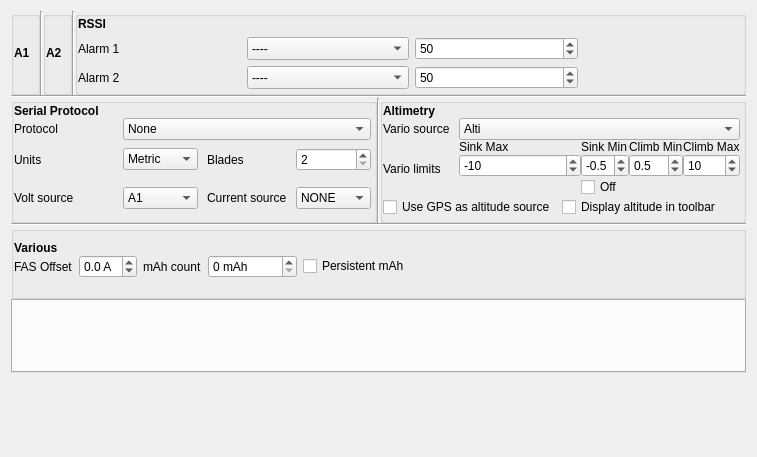
This is companion/src/modeledit/telemetry.ui in opentx/opentx as Qt 5 draws it before an edit. The edited form follows.
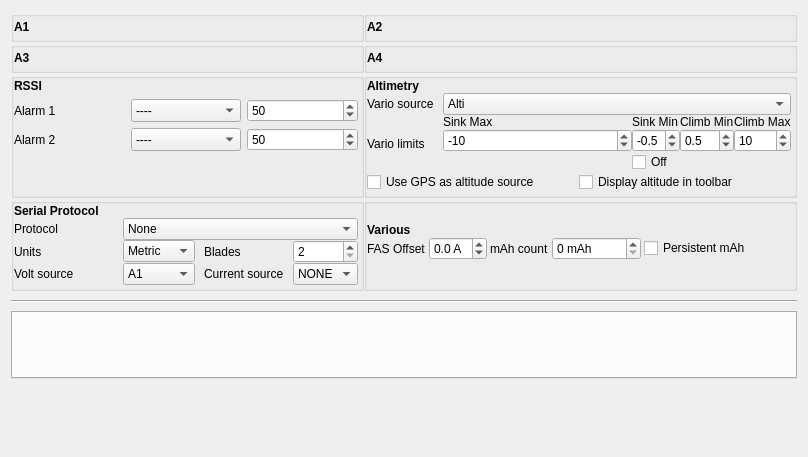
This is the edited form.

What changed in the file:
```diff
--- a/companion/src/modeledit/telemetry.ui
+++ b/companion/src/modeledit/telemetry.ui
@@ -13,16 +13,13 @@
   <property name="windowTitle">
    <string/>
   </property>
-  <layout class="QVBoxLayout" name="verticalLayout" stretch="0,0,0,0,0,0,0">
+  <layout class="QVBoxLayout" name="verticalLayout" stretch="0,0,0,0">
    <property name="spacing">
     <number>0</number>
    </property>
    <item>
-    <layout class="QHBoxLayout" name="horizontalLayout_14" stretch="0,0,0,0,0">
-     <property name="sizeConstraint">
-      <enum>QLayout::SetMinimumSize</enum>
-     </property>
-     <item>
+    <layout class="QGridLayout" name="gridLayout_2">
+     <item row="1" column="0">
       <widget class="QGroupBox" name="A1GB">
        <property name="sizePolicy">
         <sizepolicy hsizetype="Preferred" vsizetype="Preferred">
@@ -68,19 +65,12 @@
        </layout>
       </widget>
      </item>
-     <item>
-      <widget class="Line" name="line">
-       <property name="orientation">
-        <enum>Qt::Vertical</enum>
-       </property>
-      </widget>
-     </item>
-     <item>
-      <widget class="QGroupBox" name="A2GB">
+     <item row="2" column="1">
+      <widget class="QGroupBox" name="A4GB">
        <property name="flat">
         <bool>false</bool>
        </property>
-       <layout class="QVBoxLayout" name="A2Layout">
+       <layout class="QVBoxLayout" name="A4Layout">
         <property name="leftMargin">
          <number>0</number>
         </property>
@@ -94,7 +84,7 @@
          <number>3</number>
         </property>
         <item>
-         <widget class="QLabel" name="label_6">
+         <widget class="QLabel" name="label_9">
           <property name="font">
            <font>
             <weight>75</weight>
@@ -102,229 +92,45 @@
            </font>
           </property>
           <property name="text">
-           <string>A2</string>
+           <string>A4</string>
           </property>
          </widget>
         </item>
        </layout>
       </widget>
      </item>
-     <item>
-      <widget class="Line" name="line_2">
-       <property name="orientation">
-        <enum>Qt::Vertical</enum>
-       </property>
-      </widget>
-     </item>
-     <item>
-      <widget class="QGroupBox" name="RSSIGB">
+     <item row="2" column="0">
+      <widget class="QGroupBox" name="A3GB">
        <property name="sizePolicy">
         <sizepolicy hsizetype="Preferred" vsizetype="Preferred">
          <horstretch>0</horstretch>
          <verstretch>0</verstretch>
         </sizepolicy>
        </property>
-       <property name="flat">
-        <bool>false</bool>
-       </property>
-       <layout class="QGridLayout" name="gridLayout_7">
-        <property name="leftMargin">
-         <number>0</number>
-        </property>
-        <property name="topMargin">
-         <number>0</number>
-        </property>
-        <property name="rightMargin">
-         <number>3</number>
-        </property>
-        <property name="bottomMargin">
-         <number>3</number>
-        </property>
-        <item row="1" column="3">
-         <spacer name="horizontalSpacer_2">
-          <property name="orientation">
-           <enum>Qt::Horizontal</enum>
-          </property>
-          <property name="sizeHint" stdset="0">
-           <size>
-            <width>40</width>
-            <height>20</height>
-           </size>
-          </property>
-         </spacer>
-        </item>
-        <item row="3" column="1">
-         <spacer name="verticalSpacer_16">
-          <property name="orientation">
-           <enum>Qt::Vertical</enum>
-          </property>
-          <property name="sizeHint" stdset="0">
-           <size>
-            <width>20</width>
-            <height>0</height>
-           </size>
-          </property>
-         </spacer>
-        </item>
-        <item row="1" column="0">
-         <widget class="QLabel" name="rssiAlarm1Label">
-          <property name="sizePolicy">
-           <sizepolicy hsizetype="MinimumExpanding" vsizetype="Minimum">
-            <horstretch>0</horstretch>
-            <verstretch>0</verstretch>
-           </sizepolicy>
-          </property>
-          <property name="minimumSize">
-           <size>
-            <width>0</width>
-            <height>0</height>
-           </size>
+       <property name="autoFillBackground">
+        <bool>true</bool>
           </property>
           <property name="styleSheet">
            <string notr="true"/>
           </property>
-          <property name="text">
-           <string>Alarm 1</string>
-          </property>
-         </widget>
-        </item>
-        <item row="1" column="1">
-         <widget class="QComboBox" name="rssiAlarm1CB">
-          <property name="sizePolicy">
-           <sizepolicy hsizetype="MinimumExpanding" vsizetype="Preferred">
-            <horstretch>0</horstretch>
-            <verstretch>0</verstretch>
-           </sizepolicy>
-          </property>
-          <item>
-           <property name="text">
-            <string>----</string>
-           </property>
-          </item>
-          <item>
-           <property name="text">
-            <string>Yellow</string>
-           </property>
-          </item>
-          <item>
-           <property name="text">
-            <string>Orange</string>
-           </property>
-          </item>
+       <property name="flat">
+        <bool>false</bool>
+       </property>
+       <layout class="QVBoxLayout" name="A3Layout">
+        <property name="leftMargin">
+         <number>0</number>
+        </property>
+        <property name="topMargin">
+         <number>0</number>
+        </property>
+        <property name="rightMargin">
+         <number>3</number>
+        </property>
+        <property name="bottomMargin">
+         <number>3</number>
+        </property>
           <item>
-           <property name="text">
-            <string>Red</string>
-           </property>
-          </item>
-         </widget>
-        </item>
-        <item row="1" column="2">
-         <widget class="QSpinBox" name="rssiAlarm1SB">
-          <property name="enabled">
-           <bool>true</bool>
-          </property>
-          <property name="sizePolicy">
-           <sizepolicy hsizetype="MinimumExpanding" vsizetype="Preferred">
-            <horstretch>0</horstretch>
-            <verstretch>0</verstretch>
-           </sizepolicy>
-          </property>
-          <property name="suffix">
-           <string/>
-          </property>
-          <property name="minimum">
-           <number>20</number>
-          </property>
-          <property name="maximum">
-           <number>80</number>
-          </property>
-          <property name="singleStep">
-           <number>1</number>
-          </property>
-          <property name="value">
-           <number>50</number>
-          </property>
-         </widget>
-        </item>
-        <item row="2" column="0">
-         <widget class="QLabel" name="rssiAlarm2Label">
-          <property name="sizePolicy">
-           <sizepolicy hsizetype="MinimumExpanding" vsizetype="Minimum">
-            <horstretch>0</horstretch>
-            <verstretch>0</verstretch>
-           </sizepolicy>
-          </property>
-          <property name="minimumSize">
-           <size>
-            <width>0</width>
-            <height>0</height>
-           </size>
-          </property>
-          <property name="text">
-           <string>Alarm 2</string>
-          </property>
-         </widget>
-        </item>
-        <item row="2" column="1">
-         <widget class="QComboBox" name="rssiAlarm2CB">
-          <property name="sizePolicy">
-           <sizepolicy hsizetype="MinimumExpanding" vsizetype="Preferred">
-            <horstretch>0</horstretch>
-            <verstretch>0</verstretch>
-           </sizepolicy>
-          </property>
-          <item>
-           <property name="text">
-            <string>----</string>
-           </property>
-          </item>
-          <item>
-           <property name="text">
-            <string>Yellow</string>
-           </property>
-          </item>
-          <item>
-           <property name="text">
-            <string>Orange</string>
-           </property>
-          </item>
-          <item>
-           <property name="text">
-            <string>Red</string>
-           </property>
-          </item>
-         </widget>
-        </item>
-        <item row="2" column="2">
-         <widget class="QSpinBox" name="rssiAlarm2SB">
-          <property name="enabled">
-           <bool>true</bool>
-          </property>
-          <property name="sizePolicy">
-           <sizepolicy hsizetype="MinimumExpanding" vsizetype="Preferred">
-            <horstretch>0</horstretch>
-            <verstretch>0</verstretch>
-           </sizepolicy>
-          </property>
-          <property name="suffix">
-           <string/>
-          </property>
-          <property name="minimum">
-           <number>20</number>
-          </property>
-          <property name="maximum">
-           <number>80</number>
-          </property>
-          <property name="singleStep">
-           <number>1</number>
-          </property>
-          <property name="value">
-           <number>50</number>
-          </property>
-         </widget>
-        </item>
-        <item row="0" column="0">
-         <widget class="QLabel" name="label_5">
+         <widget class="QLabel" name="label_8">
           <property name="font">
            <font>
             <weight>75</weight>
@@ -332,31 +138,14 @@
            </font>
           </property>
           <property name="text">
-           <string>RSSI</string>
+           <string>A3</string>
           </property>
          </widget>
         </item>
        </layout>
       </widget>
      </item>
-    </layout>
-   </item>
-   <item>
-    <widget class="Line" name="line_4">
-     <property name="orientation">
-      <enum>Qt::Horizontal</enum>
-     </property>
-    </widget>
-   </item>
-   <item>
-    <layout class="QHBoxLayout" name="horizontalLayout_13" stretch="1,0,1">
-     <property name="spacing">
-      <number>0</number>
-     </property>
-     <property name="sizeConstraint">
-      <enum>QLayout::SetMinimumSize</enum>
-     </property>
-     <item>
+     <item row="4" column="0">
       <widget class="QGroupBox" name="serialGB">
        <property name="sizePolicy">
         <sizepolicy hsizetype="MinimumExpanding" vsizetype="Preferred">
@@ -611,14 +400,251 @@
        </layout>
       </widget>
      </item>
+     <item row="1" column="1">
+      <widget class="QGroupBox" name="A2GB">
+       <property name="flat">
+        <bool>false</bool>
+       </property>
+       <layout class="QVBoxLayout" name="A2Layout">
+        <property name="leftMargin">
+         <number>0</number>
+        </property>
+        <property name="topMargin">
+         <number>0</number>
+        </property>
+        <property name="rightMargin">
+         <number>3</number>
+        </property>
+        <property name="bottomMargin">
+         <number>3</number>
+        </property>
      <item>
-      <widget class="Line" name="line_3">
+         <widget class="QLabel" name="label_6">
+          <property name="font">
+           <font>
+            <weight>75</weight>
+            <bold>true</bold>
+           </font>
+          </property>
+          <property name="text">
+           <string>A2</string>
+          </property>
+         </widget>
+        </item>
+       </layout>
+      </widget>
+     </item>
+     <item row="3" column="0">
+      <widget class="QGroupBox" name="RSSIGB">
+       <property name="sizePolicy">
+        <sizepolicy hsizetype="Preferred" vsizetype="Preferred">
+         <horstretch>0</horstretch>
+         <verstretch>0</verstretch>
+        </sizepolicy>
+       </property>
+       <property name="flat">
+        <bool>false</bool>
+       </property>
+       <layout class="QGridLayout" name="gridLayout_7">
+        <property name="leftMargin">
+         <number>0</number>
+        </property>
+        <property name="topMargin">
+         <number>0</number>
+        </property>
+        <property name="rightMargin">
+         <number>3</number>
+        </property>
+        <property name="bottomMargin">
+         <number>3</number>
+        </property>
+        <item row="3" column="1">
+         <spacer name="verticalSpacer_16">
        <property name="orientation">
         <enum>Qt::Vertical</enum>
        </property>
-      </widget>
-     </item>
+          <property name="sizeHint" stdset="0">
+           <size>
+            <width>20</width>
+            <height>0</height>
+           </size>
+          </property>
+         </spacer>
+        </item>
+        <item row="1" column="0">
+         <widget class="QLabel" name="rssiAlarm1Label">
+          <property name="sizePolicy">
+           <sizepolicy hsizetype="MinimumExpanding" vsizetype="Minimum">
+            <horstretch>0</horstretch>
+            <verstretch>0</verstretch>
+           </sizepolicy>
+          </property>
+          <property name="minimumSize">
+           <size>
+            <width>0</width>
+            <height>0</height>
+           </size>
+          </property>
+          <property name="styleSheet">
+           <string notr="true"/>
+          </property>
+          <property name="text">
+           <string>Alarm 1</string>
+          </property>
+         </widget>
+        </item>
+        <item row="1" column="1">
+         <widget class="QComboBox" name="rssiAlarm1CB">
+          <property name="sizePolicy">
+           <sizepolicy hsizetype="MinimumExpanding" vsizetype="Preferred">
+            <horstretch>0</horstretch>
+            <verstretch>0</verstretch>
+           </sizepolicy>
+          </property>
      <item>
+           <property name="text">
+            <string>----</string>
+           </property>
+          </item>
+          <item>
+           <property name="text">
+            <string>Yellow</string>
+           </property>
+          </item>
+          <item>
+           <property name="text">
+            <string>Orange</string>
+           </property>
+          </item>
+          <item>
+           <property name="text">
+            <string>Red</string>
+           </property>
+          </item>
+         </widget>
+        </item>
+        <item row="1" column="2">
+         <widget class="QSpinBox" name="rssiAlarm1SB">
+          <property name="enabled">
+           <bool>true</bool>
+          </property>
+          <property name="sizePolicy">
+           <sizepolicy hsizetype="MinimumExpanding" vsizetype="Preferred">
+            <horstretch>0</horstretch>
+            <verstretch>0</verstretch>
+           </sizepolicy>
+          </property>
+          <property name="suffix">
+           <string/>
+          </property>
+          <property name="minimum">
+           <number>20</number>
+          </property>
+          <property name="maximum">
+           <number>80</number>
+          </property>
+          <property name="singleStep">
+           <number>1</number>
+          </property>
+          <property name="value">
+           <number>50</number>
+          </property>
+         </widget>
+        </item>
+        <item row="2" column="0">
+         <widget class="QLabel" name="rssiAlarm2Label">
+          <property name="sizePolicy">
+           <sizepolicy hsizetype="MinimumExpanding" vsizetype="Minimum">
+            <horstretch>0</horstretch>
+            <verstretch>0</verstretch>
+           </sizepolicy>
+          </property>
+          <property name="minimumSize">
+           <size>
+            <width>0</width>
+            <height>0</height>
+           </size>
+          </property>
+          <property name="text">
+           <string>Alarm 2</string>
+          </property>
+         </widget>
+        </item>
+        <item row="2" column="1">
+         <widget class="QComboBox" name="rssiAlarm2CB">
+          <property name="sizePolicy">
+           <sizepolicy hsizetype="MinimumExpanding" vsizetype="Preferred">
+            <horstretch>0</horstretch>
+            <verstretch>0</verstretch>
+           </sizepolicy>
+          </property>
+          <item>
+           <property name="text">
+            <string>----</string>
+           </property>
+          </item>
+          <item>
+           <property name="text">
+            <string>Yellow</string>
+           </property>
+          </item>
+          <item>
+           <property name="text">
+            <string>Orange</string>
+           </property>
+          </item>
+          <item>
+           <property name="text">
+            <string>Red</string>
+           </property>
+          </item>
+         </widget>
+        </item>
+        <item row="2" column="2">
+         <widget class="QSpinBox" name="rssiAlarm2SB">
+          <property name="enabled">
+           <bool>true</bool>
+          </property>
+          <property name="sizePolicy">
+           <sizepolicy hsizetype="MinimumExpanding" vsizetype="Preferred">
+            <horstretch>0</horstretch>
+            <verstretch>0</verstretch>
+           </sizepolicy>
+          </property>
+          <property name="suffix">
+           <string/>
+          </property>
+          <property name="minimum">
+           <number>20</number>
+          </property>
+          <property name="maximum">
+           <number>80</number>
+          </property>
+          <property name="singleStep">
+           <number>1</number>
+          </property>
+          <property name="value">
+           <number>50</number>
+          </property>
+         </widget>
+        </item>
+        <item row="0" column="0">
+         <widget class="QLabel" name="label_5">
+          <property name="font">
+           <font>
+            <weight>75</weight>
+            <bold>true</bold>
+           </font>
+          </property>
+          <property name="text">
+           <string>RSSI</string>
+          </property>
+         </widget>
+        </item>
+       </layout>
+      </widget>
+     </item>
+     <item row="3" column="1">
       <widget class="QGroupBox" name="altimetryGB">
        <property name="sizePolicy">
         <sizepolicy hsizetype="MinimumExpanding" vsizetype="Preferred">
@@ -919,16 +945,7 @@
        </layout>
       </widget>
      </item>
-    </layout>
-   </item>
-   <item>
-    <widget class="Line" name="line_5">
-     <property name="orientation">
-      <enum>Qt::Horizontal</enum>
-     </property>
-    </widget>
-   </item>
-   <item>
+     <item row="4" column="1">
     <widget class="QGroupBox" name="variousGB">
      <property name="sizePolicy">
       <sizepolicy hsizetype="MinimumExpanding" vsizetype="MinimumExpanding">
@@ -953,9 +970,9 @@
        <number>0</number>
       </property>
       <item row="0" column="0">
-       <layout class="QGridLayout" name="gridLayout">
+         <layout class="QGridLayout" name="gridLayout" rowstretch="0,0">
         <property name="horizontalSpacing">
-         <number>6</number>
+           <number>3</number>
         </property>
         <property name="verticalSpacing">
          <number>0</number>
@@ -1063,6 +1080,21 @@
        </layout>
       </item>
      </layout>
+      </widget>
+     </item>
+    </layout>
+   </item>
+   <item>
+    <widget class="Line" name="line">
+     <property name="minimumSize">
+      <size>
+       <width>0</width>
+       <height>20</height>
+      </size>
+     </property>
+     <property name="orientation">
+      <enum>Qt::Horizontal</enum>
+     </property>
     </widget>
    </item>
    <item>
```
Lines whose indentation alone changed are shown as unchanged.
